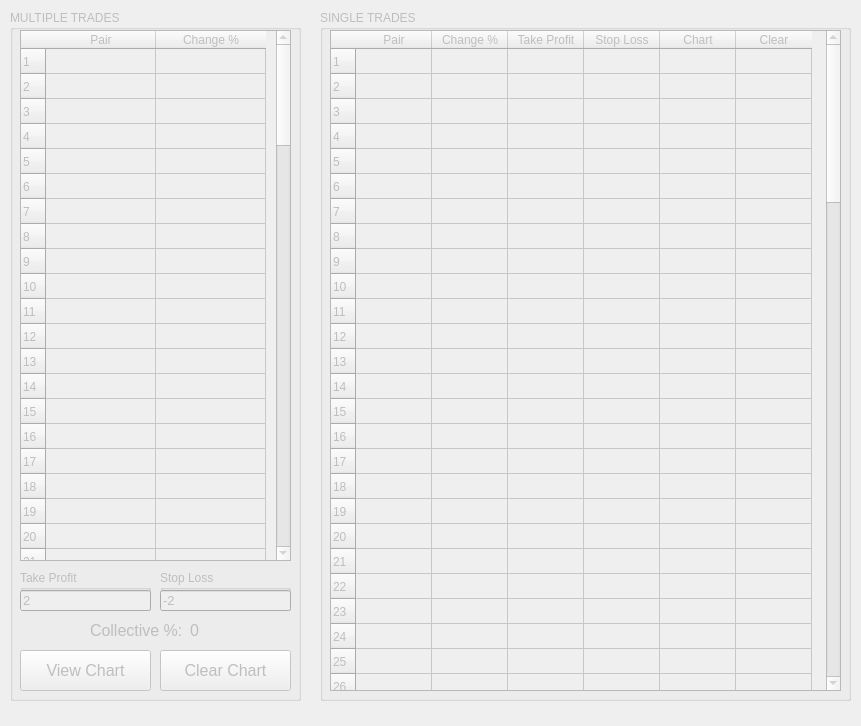
terrencstaciralphlindgr/Bitsgap-Trading-Bot, file main.ui: the form before one commit.
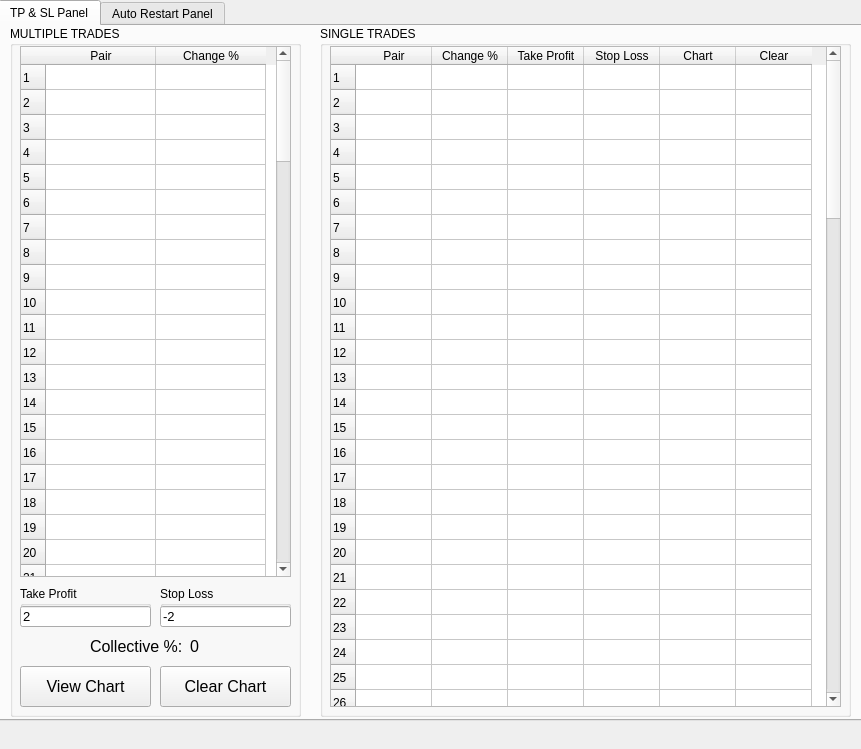
The form after the commit.

Commit message: Fix closing trade freezing issue

What changed in the file:
```diff
--- a/main.ui
+++ b/main.ui
@@ -3,14 +3,14 @@
  <class>MainWindow</class>
  <widget class="QMainWindow" name="MainWindow">
   <property name="enabled">
-   <bool>false</bool>
+   <bool>true</bool>
   </property>
   <property name="geometry">
    <rect>
     <x>0</x>
     <y>0</y>
     <width>861</width>
-    <height>726</height>
+    <height>749</height>
    </rect>
   </property>
   <property name="sizePolicy">
@@ -27,19 +27,221 @@
   </property>
   <property name="maximumSize">
    <size>
-    <width>861</width>
-    <height>726</height>
+    <width>900</width>
+    <height>900</height>
    </size>
   </property>
   <property name="windowTitle">
    <string>Bitsgap Bot Manager - Demo</string>
   </property>
   <widget class="QWidget" name="centralwidget">
+   <widget class="QTabWidget" name="tabWidget">
+    <property name="enabled">
+     <bool>true</bool>
+    </property>
+    <property name="geometry">
+     <rect>
+      <x>-2</x>
+      <y>0</y>
+      <width>881</width>
+      <height>721</height>
+     </rect>
+    </property>
+    <property name="styleSheet">
+     <string notr="true"/>
+    </property>
+    <property name="tabShape">
+     <enum>QTabWidget::Rounded</enum>
+    </property>
+    <property name="currentIndex">
+     <number>0</number>
+    </property>
+    <property name="tabsClosable">
+     <bool>false</bool>
+    </property>
+    <widget class="QWidget" name="tab_2">
+     <attribute name="title">
+      <string>TP &amp;&amp; SL Panel</string>
+     </attribute>
+     <widget class="QGroupBox" name="groupBox_2">
+      <property name="geometry">
+       <rect>
+        <x>320</x>
+        <y>0</y>
+        <width>531</width>
+        <height>691</height>
+       </rect>
+      </property>
+      <property name="title">
+       <string>SINGLE TRADES</string>
+      </property>
+      <widget class="QTableWidget" name="st_table">
+       <property name="geometry">
+        <rect>
+         <x>10</x>
+         <y>20</y>
+         <width>511</width>
+         <height>661</height>
+        </rect>
+       </property>
+       <property name="selectionMode">
+        <enum>QAbstractItemView::ExtendedSelection</enum>
+       </property>
+       <property name="wordWrap">
+        <bool>false</bool>
+       </property>
+       <property name="rowCount">
+        <number>100</number>
+       </property>
+       <property name="columnCount">
+        <number>6</number>
+       </property>
+       <attribute name="horizontalHeaderDefaultSectionSize">
+        <number>76</number>
+       </attribute>
+       <attribute name="verticalHeaderDefaultSectionSize">
+        <number>25</number>
+       </attribute>
+       <attribute name="verticalHeaderMinimumSectionSize">
+        <number>25</number>
+       </attribute>
+       <row/>
+       <row/>
+       <row/>
+       <row/>
+       <row/>
+       <row/>
+       <row/>
+       <row/>
+       <row/>
+       <row/>
+       <row/>
+       <row/>
+       <row/>
+       <row/>
+       <row/>
+       <row/>
+       <row/>
+       <row/>
+       <row/>
+       <row/>
+       <row/>
+       <row/>
+       <row/>
+       <row/>
+       <row/>
+       <row/>
+       <row/>
+       <row/>
+       <row/>
+       <row/>
+       <row/>
+       <row/>
+       <row/>
+       <row/>
+       <row/>
+       <row/>
+       <row/>
+       <row/>
+       <row/>
+       <row/>
+       <row/>
+       <row/>
+       <row/>
+       <row/>
+       <row/>
+       <row/>
+       <row/>
+       <row/>
+       <row/>
+       <row/>
+       <row/>
+       <row/>
+       <row/>
+       <row/>
+       <row/>
+       <row/>
+       <row/>
+       <row/>
+       <row/>
+       <row/>
+       <row/>
+       <row/>
+       <row/>
+       <row/>
+       <row/>
+       <row/>
+       <row/>
+       <row/>
+       <row/>
+       <row/>
+       <row/>
+       <row/>
+       <row/>
+       <row/>
+       <row/>
+       <row/>
+       <row/>
+       <row/>
+       <row/>
+       <row/>
+       <row/>
+       <row/>
+       <row/>
+       <row/>
+       <row/>
+       <row/>
+       <row/>
+       <row/>
+       <row/>
+       <row/>
+       <row/>
+       <row/>
+       <row/>
+       <row/>
+       <row/>
+       <row/>
+       <row/>
+       <row/>
+       <row/>
+       <row/>
+       <column>
+        <property name="text">
+         <string>Pair</string>
+        </property>
+       </column>
+       <column>
+        <property name="text">
+         <string>Change %</string>
+        </property>
+       </column>
+       <column>
+        <property name="text">
+         <string>Take Profit</string>
+        </property>
+       </column>
+       <column>
+        <property name="text">
+         <string>Stop Loss</string>
+        </property>
+       </column>
+       <column>
+        <property name="text">
+         <string>Chart</string>
+        </property>
+       </column>
+       <column>
+        <property name="text">
+         <string>Clear</string>
+        </property>
+       </column>
+      </widget>
+     </widget>
    <widget class="QGroupBox" name="groupBox">
     <property name="geometry">
      <rect>
       <x>10</x>
-      <y>10</y>
+        <y>0</y>
       <width>291</width>
       <height>691</height>
      </rect>
@@ -355,41 +557,25 @@
      </property>
     </widget>
    </widget>
-   <widget class="QGroupBox" name="groupBox_2">
-    <property name="geometry">
-     <rect>
-      <x>320</x>
-      <y>10</y>
-      <width>531</width>
-      <height>691</height>
-     </rect>
-    </property>
-    <property name="title">
-     <string>SINGLE TRADES</string>
-    </property>
-    <widget class="QTableWidget" name="st_table">
+    </widget>
+    <widget class="QWidget" name="tab">
+     <attribute name="title">
+      <string>Auto Restart Panel</string>
+     </attribute>
+     <widget class="QTableWidget" name="tableWidget">
      <property name="geometry">
       <rect>
        <x>10</x>
-       <y>20</y>
-       <width>511</width>
-       <height>661</height>
-      </rect>
-     </property>
-     <property name="selectionMode">
-      <enum>QAbstractItemView::ExtendedSelection</enum>
-     </property>
-     <property name="wordWrap">
-      <bool>false</bool>
-     </property>
+        <y>10</y>
+        <width>841</width>
+        <height>681</height>
+       </rect>
+      </property>
      <property name="rowCount">
       <number>100</number>
      </property>
-     <property name="columnCount">
-      <number>6</number>
-     </property>
      <attribute name="horizontalHeaderDefaultSectionSize">
-      <number>76</number>
+       <number>88</number>
      </attribute>
      <attribute name="verticalHeaderDefaultSectionSize">
       <number>25</number>
@@ -499,34 +685,50 @@
      <row/>
      <column>
       <property name="text">
-       <string>Pair</string>
+        <string>ID</string>
       </property>
      </column>
      <column>
       <property name="text">
-       <string>Change %</string>
+        <string>Selected for auto start</string>
       </property>
      </column>
      <column>
       <property name="text">
-       <string>Take Profit</string>
+        <string>PAIRS</string>
       </property>
      </column>
      <column>
       <property name="text">
-       <string>Stop Loss</string>
+        <string>Grid Levels</string>
       </property>
      </column>
      <column>
       <property name="text">
-       <string>Chart</string>
+        <string>Current Price</string>
       </property>
      </column>
      <column>
       <property name="text">
-       <string>Clear</string>
-      </property>
-     </column>
+        <string>Current Price to high price</string>
+       </property>
+      </column>
+      <column>
+       <property name="text">
+        <string>Grid Size %</string>
+       </property>
+      </column>
+      <column>
+       <property name="text">
+        <string>High Price</string>
+       </property>
+      </column>
+      <column>
+       <property name="text">
+        <string>Low Price</string>
+       </property>
+      </column>
+     </widget>
     </widget>
    </widget>
   </widget>
```
Lines whose indentation alone changed are shown as unchanged. The commit also changes 9 other files.
